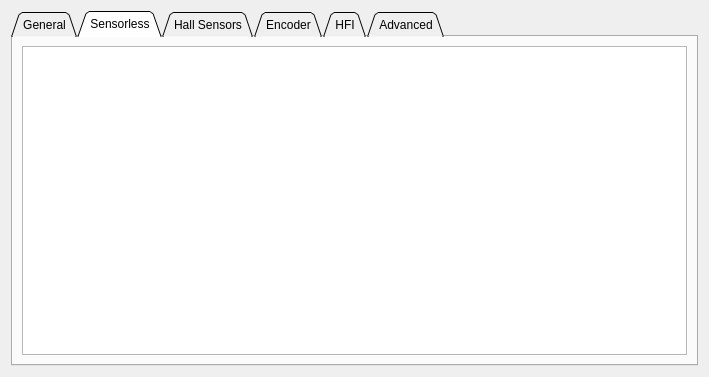
First picture: the form in pages/pagefoc.ui, repository vedderb/vesc_tool, before the edit.
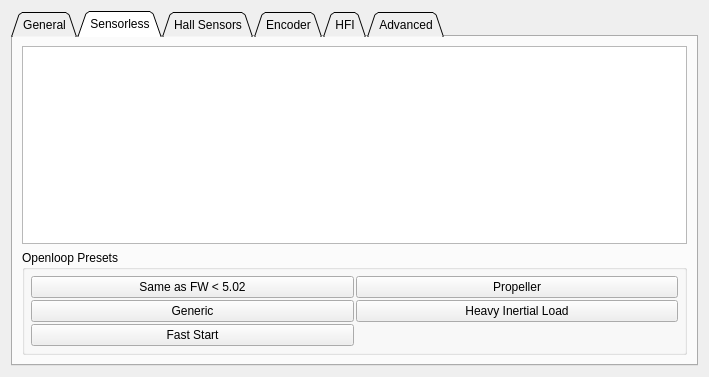
Second picture: the form after the edit. The open tabs and pages were chosen to show the change. Custom widgets are drawn as their Qt base class.

What changed in the file:
```diff
--- a/pages/pagefoc.ui
+++ b/pages/pagefoc.ui
@@ -43,6 +43,65 @@
        <item>
         <widget class="ParamTable" name="sensorlessTab"/>
        </item>
+       <item>
+        <widget class="QGroupBox" name="groupBox">
+         <property name="title">
+          <string>Openloop Presets</string>
+         </property>
+         <layout class="QGridLayout" name="gridLayout">
+          <property name="leftMargin">
+           <number>6</number>
+          </property>
+          <property name="topMargin">
+           <number>6</number>
+          </property>
+          <property name="rightMargin">
+           <number>6</number>
+          </property>
+          <property name="bottomMargin">
+           <number>6</number>
+          </property>
+          <property name="spacing">
+           <number>2</number>
+          </property>
+          <item row="1" column="0">
+           <widget class="QPushButton" name="openloopGenericButton">
+            <property name="text">
+             <string>Generic</string>
+            </property>
+           </widget>
+          </item>
+          <item row="0" column="0">
+           <widget class="QPushButton" name="openloopOldButton">
+            <property name="text">
+             <string>Same as FW &lt; 5.02</string>
+            </property>
+           </widget>
+          </item>
+          <item row="2" column="0">
+           <widget class="QPushButton" name="openloopFastStartButton">
+            <property name="text">
+             <string>Fast Start</string>
+            </property>
+           </widget>
+          </item>
+          <item row="0" column="1">
+           <widget class="QPushButton" name="openloopPropellerButton">
+            <property name="text">
+             <string>Propeller</string>
+            </property>
+           </widget>
+          </item>
+          <item row="1" column="1">
+           <widget class="QPushButton" name="openloopHeavyInertialButton">
+            <property name="text">
+             <string>Heavy Inertial Load</string>
+            </property>
+           </widget>
+          </item>
+         </layout>
+        </widget>
+       </item>
       </layout>
      </widget>
      <widget class="QWidget" name="tab_3">
```
